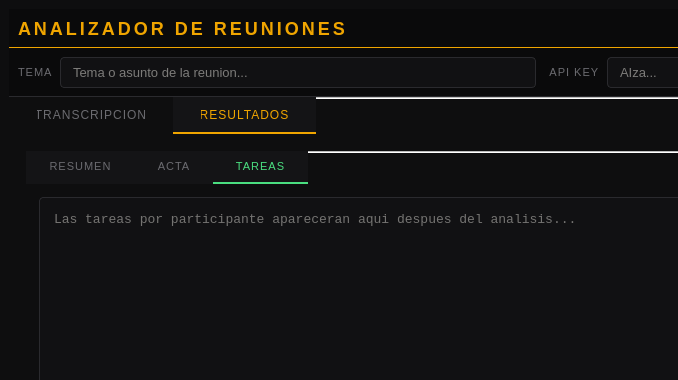
The window that Trabajo Practico/TP3_AnalizadorReuniones/mainwindow.ui (Jurl1/POO-2026) describes before a commit, drawn with Qt 5; both pictures show x 0 to 678 and y 0 to 380 of the 1100 by 780 pixel window.
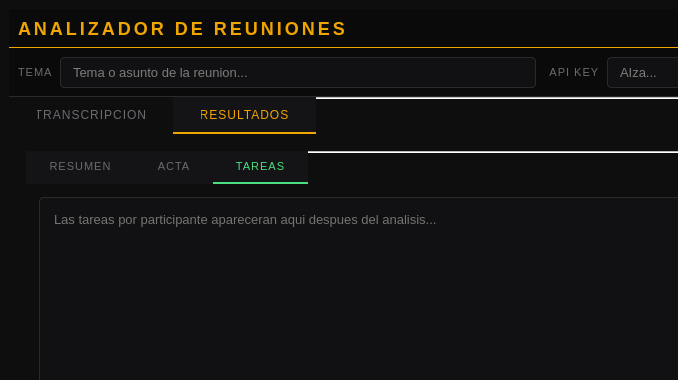
The same window after the commit. The open tabs and pages were chosen to show the change.

What changed in the file:
```diff
--- a/Trabajo Practico/TP3_AnalizadorReuniones/mainwindow.ui
+++ b/Trabajo Practico/TP3_AnalizadorReuniones/mainwindow.ui
@@ -338,8 +338,8 @@
               </property>
               <property name="font">
                <font>
-                <family>Consolas</family>
-                <pointsize>10</pointsize>
+                <family>Segoe UI</family>
+                <pointsize>-1</pointsize>
                </font>
               </property>
              </widget>
```
Left out of the diff: 99 changed lines with no effect on the pictures.
